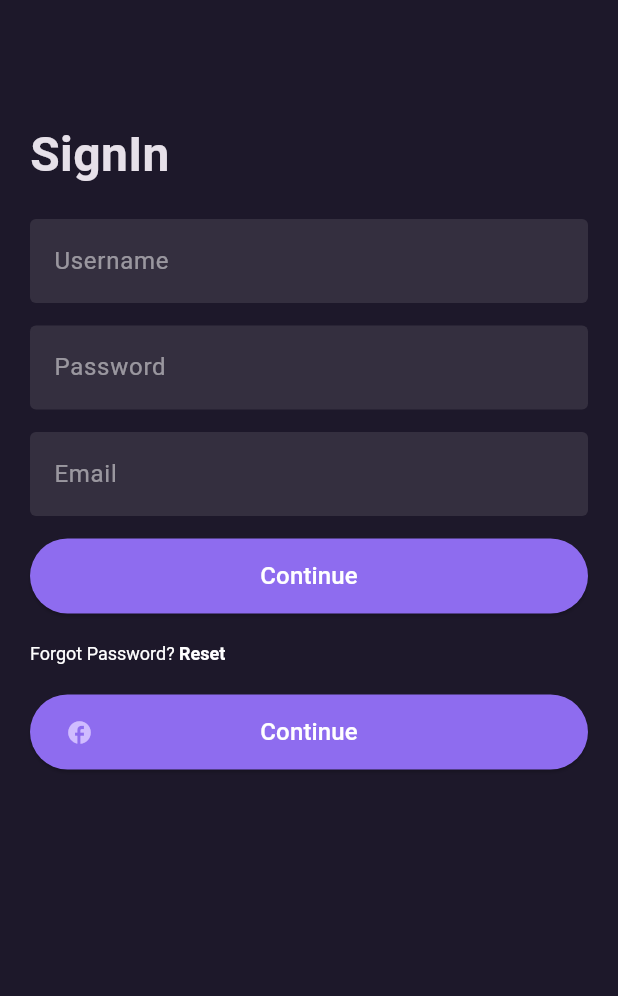
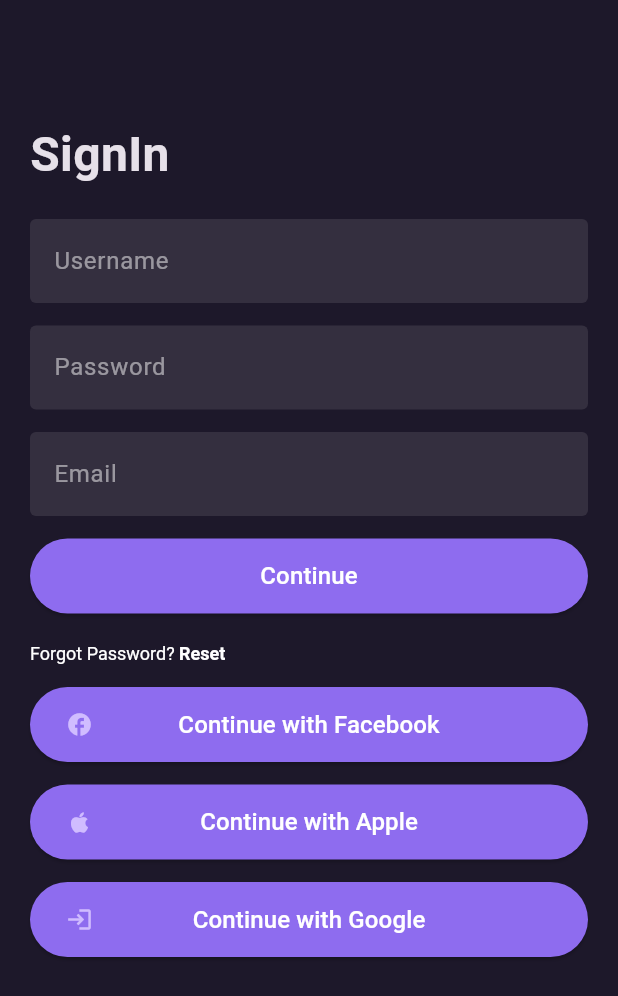
Before and after one commit to xMiuoshh/utrzymanie-ruchu-app, a Flutter app: the screen it shows after launch, on a phone screen of 412 x 824 dp. Shown: the top 996 px of the screen. Run offline on Flutter 3.47's test engine with Material 3 defaults, Android fonts, the light colour scheme and no system bars; Roboto replaces fonts that are missing (Circular Std, Circular std).

Commit message:
login with button

```diff
--- a/lib/features/login_page/clean_architecture/presentation/pages/sign_in.dart
+++ b/lib/features/login_page/clean_architecture/presentation/pages/sign_in.dart
@@ -89,8 +89,12 @@ return Scaffold(
                   ]
                )),
              ),
-             SizedBox(height: Margins.padding20,),
-             LoginWithButton()
+             SizedBox(height: Margins.padding15,),
+             LoginWithButton(icon: Icon(Icons.facebook), text: 'Continue with Facebook',),
+             SizedBox(height: Margins.padding15,),
+             LoginWithButton(icon: Icon(Icons.apple), text: 'Continue with Apple',),
+             SizedBox(height: Margins.padding15,),
+             LoginWithButton(icon: Icon(Icons.login), text: 'Continue with Google',)
 
 
 
--- a/lib/features/login_page/clean_architecture/presentation/widgets/login_with.dart
+++ b/lib/features/login_page/clean_architecture/presentation/widgets/login_with.dart
@@ -4,8 +4,10 @@ import 'package:utrzymanie_ruchu_app/core/themes/margins.dart';
 import 'package:utrzymanie_ruchu_app/core/themes/text_styles.dart';
 
 class LoginWithButton extends StatelessWidget{
+  final Icon icon;
+  final String text;
 
-  const LoginWithButton({super.key});
+  const LoginWithButton({super.key, required this.icon, required this.text});
 
   @override
   Widget build (BuildContext context) {
@@ -40,11 +42,12 @@ class LoginWithButton extends StatelessWidget{
 
             Align( // Wyrownywanie
               alignment: Alignment.centerLeft,
-              child: Icon(Icons.facebook)),
+              child: icon
+              ),
 
             Text(
               style: AppTextStyle.buttonText,
-              'Continue'),
+              text),
 
 
           ],
```
